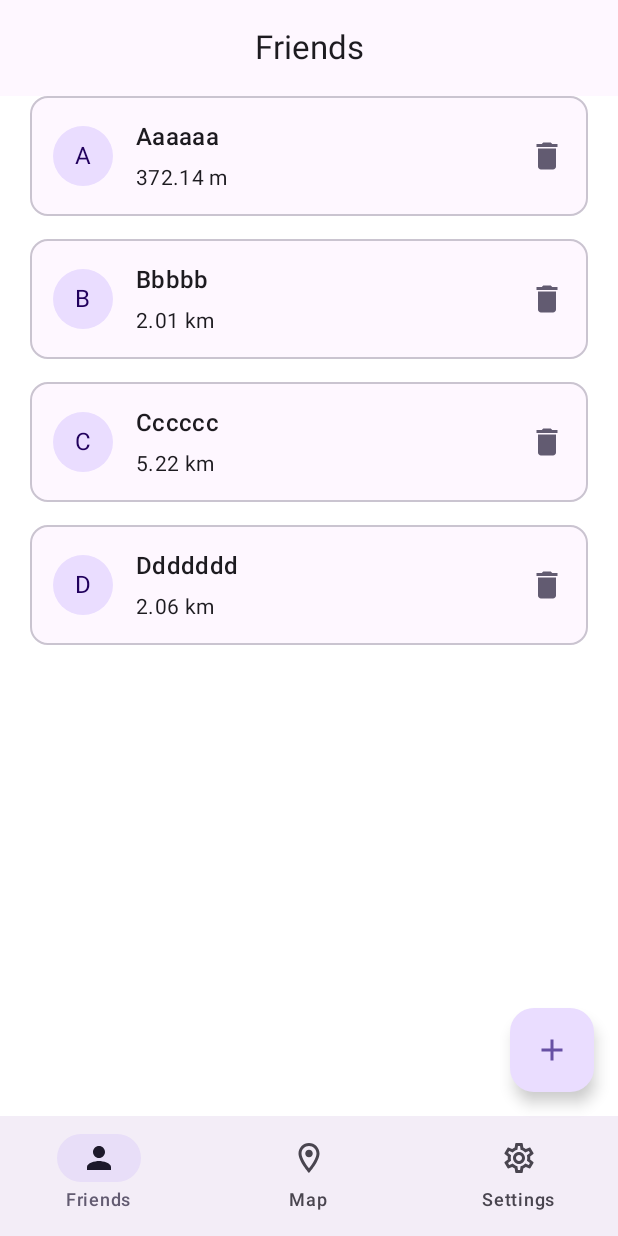
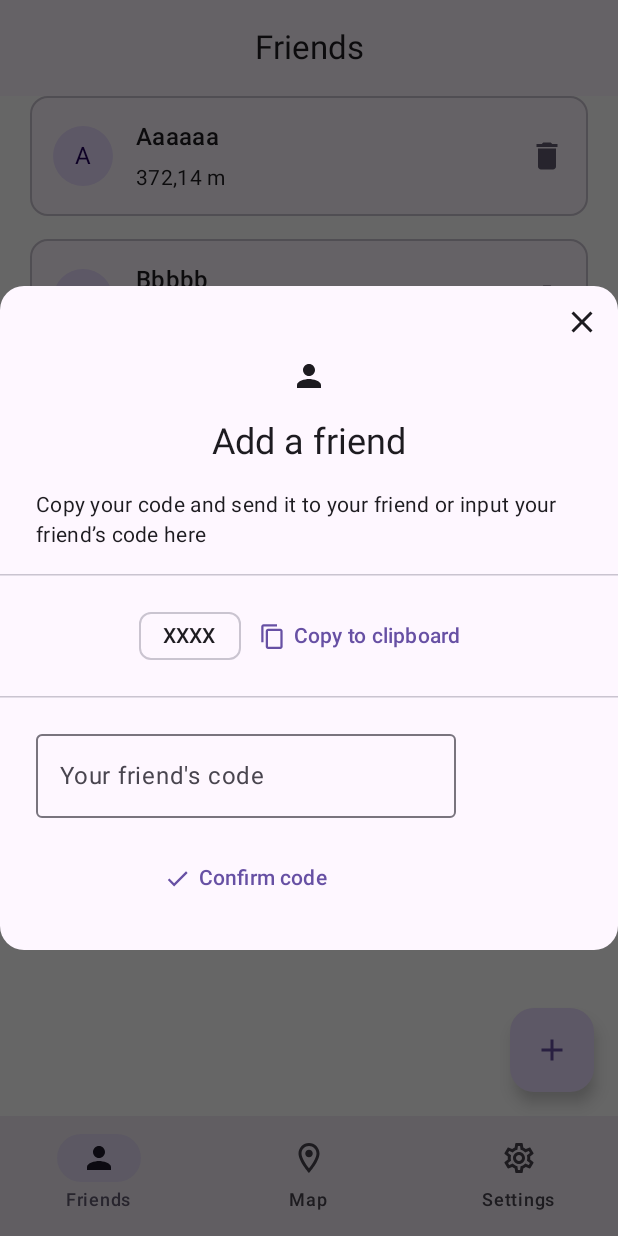
Before and after one commit to Trylog/WhereYouAre, an Android app built with Jetpack Compose: the screen it shows after launch (MainActivity), after a tap on "Add", on a phone screen of 412 x 824 dp. Run offline under Robolectric (Android 15) with nearby library versions, the phone set to English and light mode, and no system bars.

Commit message:
Dialog, sorting friends

```diff
--- a/app/build.gradle.kts
+++ b/app/build.gradle.kts
@@ -49,6 +49,10 @@ dependencies {
     implementation(libs.androidx.ui.graphics)
     implementation(libs.androidx.ui.tooling.preview)
     implementation(libs.androidx.material3)
+    implementation(libs.play.services.maps)
+    implementation(libs.play.services.location)
+    implementation(libs.maps.compose)
+    implementation(libs.androidx.concurrent.futures.ktx)
     testImplementation(libs.junit)
     androidTestImplementation(libs.androidx.junit)
     androidTestImplementation(libs.androidx.espresso.core)
--- /dev/null
+++ b/app/src/main/java/com/example/whereareyou/ui/AddFriendDialog.kt
@@ -0,0 +1,130 @@
+package com.example.whereareyou.ui
+
+
+import androidx.compose.foundation.layout.Arrangement
+import androidx.compose.foundation.layout.Column
+import androidx.compose.foundation.layout.Row
+import androidx.compose.foundation.layout.Spacer
+import androidx.compose.foundation.layout.padding
+import androidx.compose.foundation.layout.size
+import androidx.compose.foundation.layout.wrapContentHeight
+import androidx.compose.foundation.layout.wrapContentWidth
+import androidx.compose.material.icons.Icons
+import androidx.compose.material.icons.filled.Check
+import androidx.compose.material.icons.filled.Close
+import androidx.compose.material.icons.filled.Person
+import androidx.compose.material3.AlertDialogDefaults
+import androidx.compose.material3.AssistChip
+import androidx.compose.material3.BasicAlertDialog
+import androidx.compose.material3.ExperimentalMaterial3Api
+import androidx.compose.material3.HorizontalDivider
+import androidx.compose.material3.Icon
+import androidx.compose.material3.IconButton
+import androidx.compose.material3.MaterialTheme
+import androidx.compose.material3.OutlinedTextField
+import androidx.compose.material3.OutlinedTextFieldDefaults
+import androidx.compose.material3.Surface
+import androidx.compose.material3.Text
+import androidx.compose.material3.TextButton
+import androidx.compose.material3.TextField
+import androidx.compose.material3.TextFieldDefaults
+import androidx.compose.runtime.Composable
+import androidx.compose.runtime.MutableState
+import androidx.compose.ui.Alignment
+import androidx.compose.ui.Modifier
+import androidx.compose.ui.res.painterResource
+import androidx.compose.ui.unit.dp
+import com.example.whereareyou.R
+
+@OptIn(ExperimentalMaterial3Api::class)
+@Composable
+fun AddFriendDialog(openDialog: MutableState<Boolean>) {
+    if (openDialog.value) {
+        BasicAlertDialog(
+            onDismissRequest = {
+                openDialog.value = false
+            },
+        ) {
+            Surface (
+                modifier = Modifier
+                    .wrapContentWidth()
+                    .wrapContentHeight(),
+                shape = MaterialTheme.shapes.large,
+                tonalElevation = AlertDialogDefaults.TonalElevation
+            ){
+                Column (
+                    modifier = Modifier.padding(bottom = 24.dp),
+                ){
+                    IconButton(
+                        onClick = {
+                            openDialog.value = false
+                        },
+                        modifier = Modifier.align(Alignment.End)
+                    ) {
+                        Icon(Icons.Default.Close, contentDescription = null)
+                    }
+                    Column (
+                        modifier = Modifier.padding(horizontal = 24.dp),
+                        horizontalAlignment = Alignment.CenterHorizontally,
+                        verticalArrangement = Arrangement.spacedBy(16.dp),
+                    ){
+                        Icon(Icons.Default.Person, contentDescription = null)
+                        Text(text = "Add a friend", style = MaterialTheme.typography.headlineSmall)
+                        Text(
+                            text = "Copy your code and send it to your friend" +
+                                    " or input your friend’s code here",
+                            style = MaterialTheme.typography.bodyMedium
+                        )
+                    }
+                    HorizontalDivider(
+                        modifier = Modifier.padding(vertical = 16.dp)
+                    )
+                    Row (
+                        modifier = Modifier.align(Alignment.CenterHorizontally)
+                    ) {
+                        AssistChip(
+                            onClick = {},
+                            label = { Text("XXXX") }
+                        )
+                        TextButton(
+                            onClick = {}
+                        ) {
+                            Icon(
+                                painter = painterResource(R.drawable.baseline_content_copy_24),
+                                contentDescription = null,
+                                modifier = Modifier.size(18.dp)
+                            )
+                            Spacer(modifier = Modifier.size(5.dp))
+                            Text("Copy to clipboard")
+                        }
+                    }
+                    HorizontalDivider(
+                        modifier = Modifier.padding(vertical = 16.dp)
+                    )
+                    Column (
+                        modifier = Modifier.padding(horizontal = 24.dp),
+                        horizontalAlignment = Alignment.CenterHorizontally,
+                        verticalArrangement = Arrangement.spacedBy(16.dp),
+                    ){
+                        OutlinedTextField(
+                            value = "",
+                            onValueChange = {},
+                            label = {Text("Your friend's code")}
+                        )
+                        TextButton(
+                            onClick = {},
+                        ) {
+                            Icon(
+                                Icons.Default.Check,
+                                contentDescription = null,
+                                modifier = Modifier.size(18.dp)
+                                )
+                            Spacer(modifier = Modifier.size(5.dp))
+                            Text("Confirm code")
+                        }
+                    }
+                }
+            }
+        }
+    }
+}
--- a/app/src/main/java/com/example/whereareyou/ui/Friends.kt
+++ b/app/src/main/java/com/example/whereareyou/ui/Friends.kt
@@ -1,5 +1,7 @@
 package com.example.whereareyou.ui
 
+import android.annotation.SuppressLint
+import android.app.Activity
 import android.location.Location
 import androidx.compose.foundation.BorderStroke
 import androidx.compose.foundation.background
@@ -25,71 +27,74 @@ import androidx.compose.material3.Scaffold
 import androidx.compose.material3.Text
 import androidx.compose.material3.TopAppBarDefaults
 import androidx.compose.runtime.Composable
+import androidx.compose.runtime.LaunchedEffect
+import androidx.compose.runtime.getValue
+import androidx.compose.runtime.mutableStateOf
+import androidx.compose.runtime.remember
+import androidx.compose.runtime.setValue
 import androidx.compose.ui.Alignment
 import androidx.compose.ui.Modifier
+import androidx.compose.ui.platform.LocalContext
 import androidx.compose.ui.tooling.preview.Preview
 import androidx.compose.ui.unit.dp
 import com.example.whereareyou.ui.theme.AppTheme
+import com.google.android.gms.location.FusedLocationProviderClient
+import com.google.android.gms.location.LocationServices
 import com.google.android.gms.maps.model.LatLng
+import com.google.maps.android.compose.rememberCameraPositionState
+import java.util.Locale
 
+//@Composable
+//fun CurrentLocation(onLocationChanged: (Location?) -> Unit) {
+//    val context = LocalContext.current
+//    val fusedLocationClient = remember { LocationServices.getFusedLocationProviderClient(context) }
+//
+//    var location by remember { mutableStateOf<Location?>(null) }
+//    var hasPermission by remember {
+//        mutableStateOf(
+//            context.checkSelfPermission(android.Manifest.permission.ACCESS_FINE_LOCATION) ==
+//                    android.content.pm.PackageManager.PERMISSION_GRANTED
+//        )
+//    }
+//    LaunchedEffect(Unit) {
+//        hasPermission = context.checkSelfPermission(android.Manifest.permission.ACCESS_FINE_LOCATION) ==
+//                android.content.pm.PackageManager.PERMISSION_GRANTED
+//    }
+//
+//    if (hasPermission) {
+//        LaunchedEffect(Unit) {
+//            location = getLastKnownLocation(fusedLocationClient)
+//            onLocationChanged(location)
+//        }
+//    } else {
+//        val activity = context as? Activity
+//        activity?.requestPermissions(
+//            arrayOf(android.Manifest.permission.ACCESS_FINE_LOCATION),
+//            1001
+//        )
+//        hasPermission = context.checkSelfPermission(android.Manifest.permission.ACCESS_FINE_LOCATION) ==
+//                android.content.pm.PackageManager.PERMISSION_GRANTED
+//    }
+//}
+//
+//@SuppressLint("MissingPermission")
+//suspend fun getLastKnownLocation(client: FusedLocationProviderClient): Location? {
+//    return try {
+//        client.lastLocation.await()
+//    } catch (e: Exception) {
+//        null
+//    }
+//}
+//
+//fun calculateDistance(start: Location, end: LatLng):Float{
+//    val newLoc = Location("new")
+//    newLoc.latitude = end.latitude
+//    newLoc.longitude = end.longitude
+//    return start.distanceTo(newLoc) / 1000
+//}
 
-@OptIn(ExperimentalMaterial3Api::class)
 @Composable
-fun FriendsScreen() {
-    val friends = mapOf(
-        "Aaaaaa" to LatLng(51.10845, 17.05750),
-        "Bbbbb" to LatLng(51.09923, 17.03675),
-        "Cccccc" to LatLng(51.11873, 16.99022),
-        "Ddddddd" to LatLng(51.11065, 17.03358)
-    )
-    val location = LatLng(51.10725, 17.06246)
-    Scaffold(
-        topBar = {
-            CenterAlignedTopAppBar(
-                colors = TopAppBarDefaults.topAppBarColors(
-                    containerColor = MaterialTheme.colorScheme.surface,
-                    titleContentColor = MaterialTheme.colorScheme.onSurface
-                ),
-                title = {
-                    Text("Friends")
-                }
-            )
-        },
-        floatingActionButton = {
-            FloatingActionButton(
-                onClick = {},
-                contentColor = MaterialTheme.colorScheme.primary
-            ) {
-                Icon(Icons.Default.Add, contentDescription = "Add");
-            }
-        },
-        bottomBar = {
-            NavBar(0)
-        },
-        containerColor = MaterialTheme.colorScheme.surfaceContainerLowest
-    ){ innerPadding ->
-        Column (
-            modifier = Modifier
-                .padding(innerPadding)
-                .fillMaxWidth()
-                .padding(horizontal = 20.dp),
-            verticalArrangement = Arrangement.spacedBy(15.dp)
-        ){
-            friends.forEach { (name, coords) ->
-                val locationA: Location = Location("current")
-                locationA.latitude = location.latitude
-                locationA.longitude = location.longitude
-                val locationB: Location = Location(name)
-                locationB.latitude = coords.latitude
-                locationB.longitude = coords.longitude
-                var distance: Float = locationA.distanceTo(locationB)
-                var distanceText = ""
-                if (distance > 1000) {
-                    distance /= 1000
-                    distanceText = distanceText.plus(String.format("%.2f", distance)).plus(" km")
-                } else {
-                    distanceText = distanceText.plus(String.format("%.2f", distance)).plus(" m")
-                }
+fun FriendCard(name: String, distanceText: String) {
     Card (
         modifier = Modifier.fillMaxWidth(),
         colors = CardDefaults.cardColors(
@@ -141,6 +146,96 @@ fun FriendsScreen() {
     }
 }
 
+
+@OptIn(ExperimentalMaterial3Api::class)
+@Composable
+fun FriendsScreen() {
+
+//    var location by remember { mutableStateOf<Location?>(null) }
+//    val cameraPositionState = rememberCameraPositionState {
+//
+//    }
+//    CurrentLocation { n ->
+//        location = n
+//        n?.let {
+//            cameraPositionState
+//        }
+//    }
+
+    val openDialog = remember{ mutableStateOf(false) }
+    val friendsCoords = mapOf(
+        "Aaaaaa" to LatLng(51.10845, 17.05750),
+        "Bbbbb" to LatLng(51.09923, 17.03675),
+        "Cccccc" to LatLng(51.11873, 16.99022),
+        "Ddddddd" to LatLng(51.11065, 17.03358)
+    )
+    val location1 = LatLng(51.10725, 17.06246)
+    val friendsDistances = LinkedHashMap<String, Float>()
+    friendsCoords.forEach{ (name, coords) ->
+        val locationA = Location("current")
+        locationA.latitude = location1.latitude
+        locationA.longitude = location1.longitude
+        val locationB = Location(name)
+        locationB.latitude = coords.latitude
+        locationB.longitude = coords.longitude
+        val distance: Float = locationA.distanceTo(locationB)
+        friendsDistances[name] = distance
+    }
+    val friendsSorted = friendsDistances.toList().sortedBy { it.second }.toMap()
+    if (openDialog.value) {
+        AddFriendDialog(openDialog = openDialog)
+    }
+
+    Scaffold(
+        topBar = {
+            CenterAlignedTopAppBar(
+                colors = TopAppBarDefaults.topAppBarColors(
+                    containerColor = MaterialTheme.colorScheme.surface,
+                    titleContentColor = MaterialTheme.colorScheme.onSurface
+                ),
+                title = {
+                    Text("Friends")
+                }
+            )
+        },
+        floatingActionButton = {
+            FloatingActionButton(
+                onClick = {
+                    openDialog.value = true
+                },
+                contentColor = MaterialTheme.colorScheme.primary
+            ) {
+                Icon(Icons.Default.Add, contentDescription = "Add")
+            }
+        },
+        bottomBar = {
+            NavBar(0)
+        },
+        containerColor = MaterialTheme.colorScheme.surfaceContainerLowest
+    ){ innerPadding ->
+        Column (
+            modifier = Modifier
+                .padding(innerPadding)
+                .fillMaxWidth()
+                .padding(horizontal = 20.dp),
+            verticalArrangement = Arrangement.spacedBy(15.dp)
+        ){
+            friendsSorted.forEach { (name, distance) ->
+                var dist = distance
+                var distanceText = ""
+                if (dist > 1000) {
+                    dist /= 1000
+                    distanceText = distanceText.plus(
+                        String.format(Locale.forLanguageTag("pl"), "%.2f", dist)
+                    ).plus(" km")
+                } else {
+                    distanceText = distanceText.plus(
+                        String.format(Locale.forLanguageTag("pl"), "%.2f", dist)
+                    ).plus(" m")
+                }
+                FriendCard(name, distanceText)
+            }
+
         }
     }
 }
--- /dev/null
+++ b/app/src/main/res/drawable/baseline_content_copy_24.xml
@@ -0,0 +1,5 @@
+<vector xmlns:android="http://schemas.android.com/apk/res/android" android:height="24dp" android:tint="#000000" android:viewportHeight="24" android:viewportWidth="24" android:width="24dp">
+
+    <path android:fillColor="@android:color/white" android:pathData="M16,1L4,1c-1.1,0 -2,0.9 -2,2v14h2L4,3h12L16,1zM19,5L8,5c-1.1,0 -2,0.9 -2,2v14c0,1.1 0.9,2 2,2h11c1.1,0 2,-0.9 2,-2L21,7c0,-1.1 -0.9,-2 -2,-2zM19,21L8,21L8,7h11v14z"/>
+
+</vector>
```
Also changed, not shown: gradle/libs.versions.toml (+8 -0 lines). Lines whose indentation alone changed are shown as unchanged.
